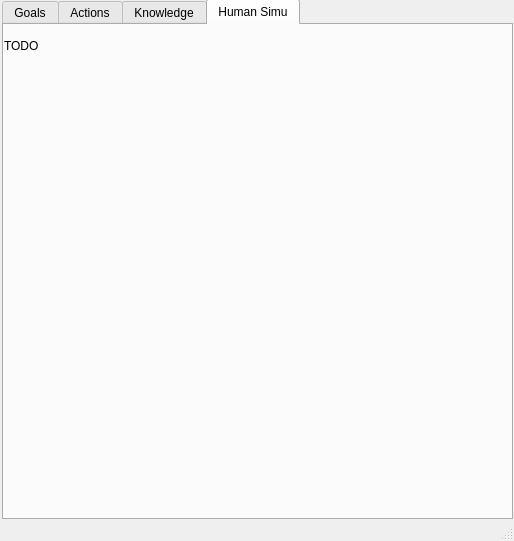
Before: the Qt Designer form graphical_interface/ui/main_window.ui in laas/supervisor, drawn with Qt 5.
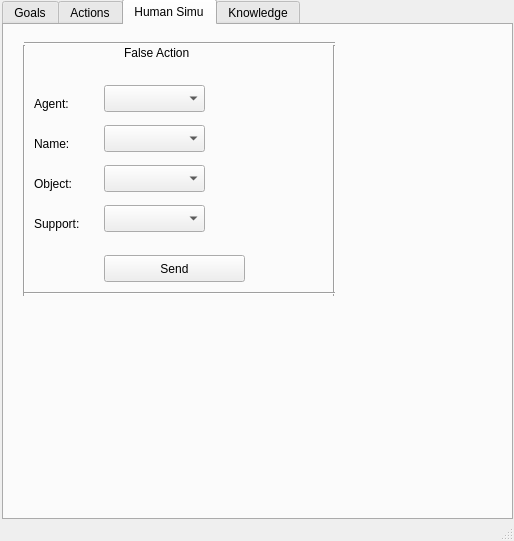
After: the same form once the commit is applied. The open tabs and pages were chosen to show the change. Icons and pictures are not drawn.

Commit message: [graphical_interface] Human Simu tab fill

The edit to the form file:
```diff
--- a/graphical_interface/ui/main_window.ui
+++ b/graphical_interface/ui/main_window.ui
@@ -37,7 +37,7 @@
      </rect>
     </property>
     <property name="currentIndex">
-     <number>1</number>
+     <number>2</number>
     </property>
     <widget class="QWidget" name="Goals">
      <attribute name="title">
@@ -188,29 +188,6 @@
        </rect>
       </property>
      </widget>
-     <widget class="QComboBox" name="comboBoxActionAgent">
-      <property name="geometry">
-       <rect>
-        <x>110</x>
-        <y>170</y>
-        <width>101</width>
-        <height>27</height>
-       </rect>
-      </property>
-     </widget>
-     <widget class="QLabel" name="label_7">
-      <property name="geometry">
-       <rect>
-        <x>30</x>
-        <y>180</y>
-        <width>67</width>
-        <height>17</height>
-       </rect>
-      </property>
-      <property name="text">
-       <string>Agent:</string>
-      </property>
-     </widget>
      <widget class="QPushButton" name="pushButtonExecuteAction">
       <property name="geometry">
        <rect>
@@ -264,32 +241,189 @@
       </property>
      </widget>
     </widget>
-    <widget class="QWidget" name="Knowledge">
-     <attribute name="title">
-      <string>Knowledge</string>
-     </attribute>
-     <widget class="QLabel" name="label_2">
-      <property name="geometry">
-       <rect>
-        <x>0</x>
-        <y>0</y>
-        <width>201</width>
-        <height>41</height>
-       </rect>
-      </property>
-      <property name="text">
-       <string>TODO</string>
-      </property>
-      <property name="textFormat">
-       <enum>Qt::PlainText</enum>
-      </property>
-     </widget>
-    </widget>
     <widget class="QWidget" name="tab">
      <attribute name="title">
       <string>Human Simu</string>
      </attribute>
+     <widget class="Line" name="line_5">
+      <property name="geometry">
+       <rect>
+        <x>20</x>
+        <y>10</y>
+        <width>311</width>
+        <height>16</height>
+       </rect>
+      </property>
+      <property name="orientation">
+       <enum>Qt::Horizontal</enum>
+      </property>
+     </widget>
+     <widget class="Line" name="line_6">
+      <property name="geometry">
+       <rect>
+        <x>10</x>
+        <y>20</y>
+        <width>20</width>
+        <height>251</height>
+       </rect>
+      </property>
+      <property name="orientation">
+       <enum>Qt::Vertical</enum>
+      </property>
+     </widget>
+     <widget class="Line" name="line_7">
+      <property name="geometry">
+       <rect>
+        <x>320</x>
+        <y>20</y>
+        <width>20</width>
+        <height>251</height>
+       </rect>
+      </property>
+      <property name="orientation">
+       <enum>Qt::Vertical</enum>
+      </property>
+     </widget>
+     <widget class="Line" name="line_8">
+      <property name="geometry">
+       <rect>
+        <x>20</x>
+        <y>260</y>
+        <width>311</width>
+        <height>16</height>
+       </rect>
+      </property>
+      <property name="orientation">
+       <enum>Qt::Horizontal</enum>
+      </property>
+     </widget>
+     <widget class="QLabel" name="label_7">
+      <property name="geometry">
+       <rect>
+        <x>120</x>
+        <y>20</y>
+        <width>141</width>
+        <height>17</height>
+       </rect>
+      </property>
+      <property name="text">
+       <string>False Action</string>
+      </property>
+      <property name="textFormat">
+       <enum>Qt::RichText</enum>
+      </property>
+     </widget>
      <widget class="QLabel" name="label_8">
+      <property name="geometry">
+       <rect>
+        <x>30</x>
+        <y>70</y>
+        <width>67</width>
+        <height>17</height>
+       </rect>
+      </property>
+      <property name="text">
+       <string>Agent:</string>
+      </property>
+     </widget>
+     <widget class="QComboBox" name="comboBoxHumanAgent">
+      <property name="geometry">
+       <rect>
+        <x>100</x>
+        <y>60</y>
+        <width>101</width>
+        <height>27</height>
+       </rect>
+      </property>
+     </widget>
+     <widget class="QComboBox" name="comboBoxHumanActionName">
+      <property name="geometry">
+       <rect>
+        <x>100</x>
+        <y>100</y>
+        <width>101</width>
+        <height>27</height>
+       </rect>
+      </property>
+     </widget>
+     <widget class="QComboBox" name="comboBoxHumanActionObject">
+      <property name="geometry">
+       <rect>
+        <x>100</x>
+        <y>140</y>
+        <width>101</width>
+        <height>27</height>
+       </rect>
+      </property>
+     </widget>
+     <widget class="QComboBox" name="comboBoxHumanActionSupport">
+      <property name="geometry">
+       <rect>
+        <x>100</x>
+        <y>180</y>
+        <width>101</width>
+        <height>27</height>
+       </rect>
+      </property>
+     </widget>
+     <widget class="QLabel" name="label_9">
+      <property name="geometry">
+       <rect>
+        <x>30</x>
+        <y>110</y>
+        <width>67</width>
+        <height>17</height>
+       </rect>
+      </property>
+      <property name="text">
+       <string>Name:</string>
+      </property>
+     </widget>
+     <widget class="QLabel" name="label_10">
+      <property name="geometry">
+       <rect>
+        <x>30</x>
+        <y>150</y>
+        <width>67</width>
+        <height>17</height>
+       </rect>
+      </property>
+      <property name="text">
+       <string>Object:</string>
+      </property>
+     </widget>
+     <widget class="QLabel" name="label_11">
+      <property name="geometry">
+       <rect>
+        <x>30</x>
+        <y>190</y>
+        <width>67</width>
+        <height>17</height>
+       </rect>
+      </property>
+      <property name="text">
+       <string>Support:</string>
+      </property>
+     </widget>
+     <widget class="QPushButton" name="pushButtonSendHumanAction">
+      <property name="geometry">
+       <rect>
+        <x>100</x>
+        <y>230</y>
+        <width>141</width>
+        <height>27</height>
+       </rect>
+      </property>
+      <property name="text">
+       <string>Send</string>
+      </property>
+     </widget>
+    </widget>
+    <widget class="QWidget" name="Knowledge">
+     <attribute name="title">
+      <string>Knowledge</string>
+     </attribute>
+     <widget class="QLabel" name="label_2">
       <property name="geometry">
        <rect>
         <x>0</x>
```
The commit also changes 2 other files.
